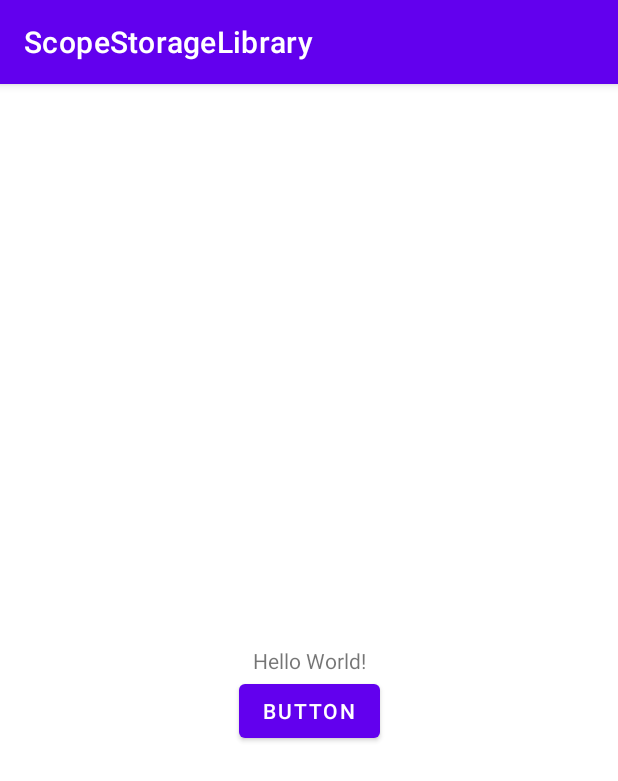
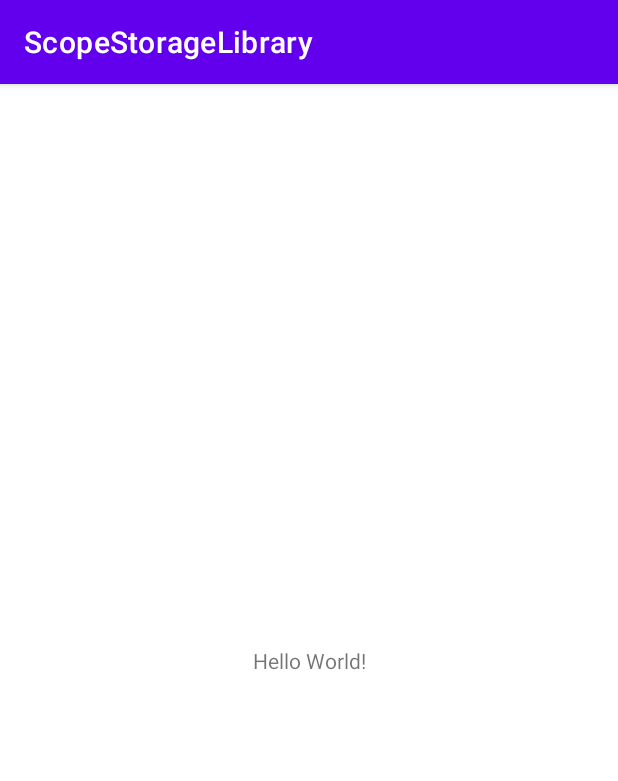
Before and after one commit to Afaqrehman98/EasyPickingWithScopeStorage, an Android app: the screen it shows after launch (MainActivity), on a phone screen of 412 x 824 dp. Shown: the top 781 px of the screen. Run offline under Robolectric (Android 15) with nearby library versions, the phone set to English and light mode, and no system bars.

Commit message:
- Remove button code

```diff
--- a/app/src/main/res/layout/activity_main.xml
+++ b/app/src/main/res/layout/activity_main.xml
@@ -16,13 +16,4 @@
         app:layout_constraintRight_toRightOf="parent"
         app:layout_constraintTop_toTopOf="parent" />
 
-    <Button
-        android:id="@+id/button"
-        android:layout_width="wrap_content"
-        android:layout_height="wrap_content"
-        android:text="Button"
-        app:layout_constraintEnd_toEndOf="parent"
-        app:layout_constraintStart_toStartOf="parent"
-        app:layout_constraintTop_toBottomOf="@+id/textView" />
-
 </androidx.constraintlayout.widget.ConstraintLayout>
```
